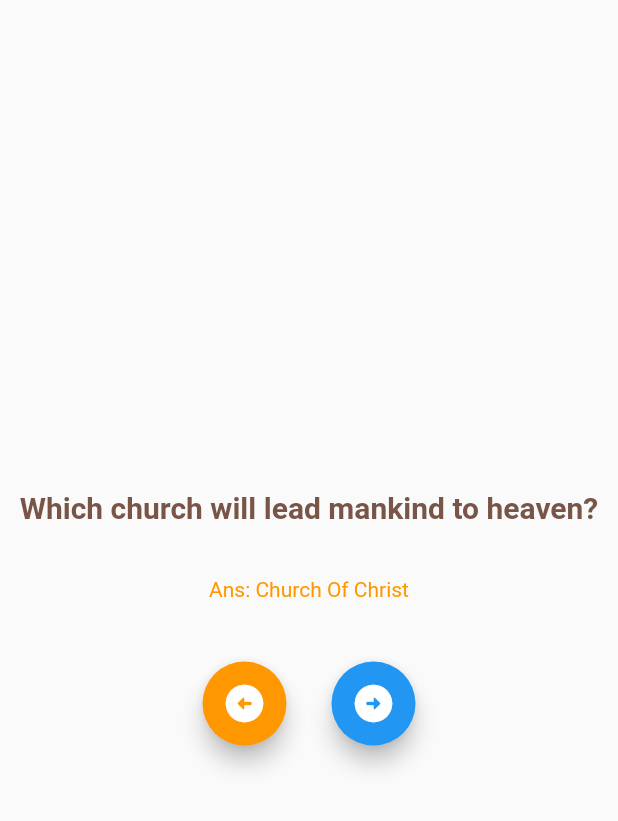
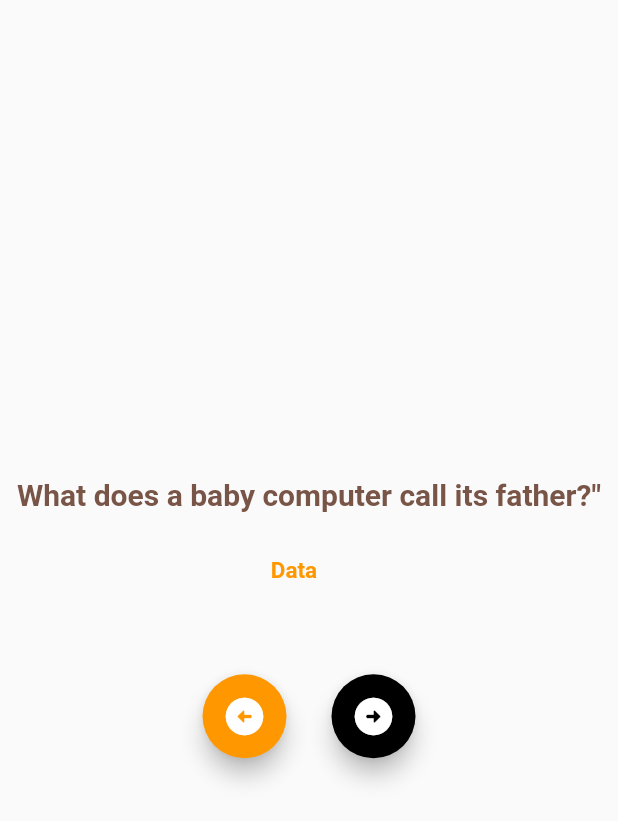
Before and after one commit to python-benedict/flutter-Jokes-App, a Flutter app: the screen it shows after launch, on a phone screen of 412 x 824 dp. Shown: the top 821 px of the screen. Run offline on Flutter 3.47's test engine with Material 2 defaults, Android fonts, the light colour scheme and no system bars.

Commit message:
changing state of work from stateless to statefull and letting the buttons work

```diff
--- a/lib/main.dart
+++ b/lib/main.dart
@@ -4,18 +4,56 @@ void main() {
   runApp(MyApp());
 }
 
-class MyApp extends StatelessWidget {
+class MyApp extends StatefulWidget {
+
+  @override
+  State<StatefulWidget> createState() {
+    return MyAppState();
+  }
+}
+
+class MyAppState extends State<MyApp> {
+  var jokes = [
+    {
+      'Question': 'What does a baby computer call its father?"',
+      'Answer': 'Data'
+    },
+    {
+      'Question': "What's a pencil with two erasers called?",
+      'Answer': 'Pencil'
+    },
+    {
+      'Question': 'Why is the calendar always scared?',
+      'Answer': 'Because its days are numbered'
+    },
+    {'Question': 'What do you call a fish with no eye', 'Answer': 'Fsh'},
+  ];
+
+  var jokesIndex = 0;
+
+  changeJokesIndex(String direction) {
+    if (direction == 'next') {
+      setState(() {
+        jokesIndex++;
+      });
+    } else if (direction == 'prev') {
+      setState(() {
+        jokesIndex--;
+      });
+    }
+  }
+
   Widget build(BuildContext context) {
     return MaterialApp(
       home: Scaffold(
-        body: Center(
+        body: (Center(
           child: Column(
             mainAxisAlignment: MainAxisAlignment.center,
             children: <Widget>[
               Container(
-                margin: EdgeInsets.fromLTRB(0, 0, 0, 25),
+                margin: EdgeInsets.fromLTRB(0, 0, 0, 30),
                 child: Text(
-                  "Which church will lead mankind to heaven?",
+                  jokes[jokesIndex]["Question"] as String,
                   style: TextStyle(
                     fontSize: 20,
                     color: Colors.brown,
@@ -24,42 +62,49 @@ class MyApp extends StatelessWidget {
                   textAlign: TextAlign.center,
                 ),
               ),
-
-
               Container(
-                margin: EdgeInsets.fromLTRB(0, 10, 0, 40),
-                child: Text("Ans: Church Of Christ",
+                margin: EdgeInsets.fromLTRB(0, 0, 20, 60),
+                child: Text(
+                  jokes[jokesIndex]["Answer"] as String,
                   style: TextStyle(
+                    fontSize: 15,
                     color: Colors.orange,
+                    fontWeight: FontWeight.bold,
+                  ),
+                  textAlign: TextAlign.center,
                 ),
               ),
-              ),
-
-
               Row(
                 mainAxisAlignment: MainAxisAlignment.center,
                 children: <Widget>[
-                  Container(
-                    margin: EdgeInsets.fromLTRB(0, 0, 30, 0),
-                    child: FloatingActionButton(onPressed: null,
+                  FloatingActionButton(
+                    onPressed: () {
+                      changeJokesIndex("prev");
+                    },
                     child: Icon(
                       Icons.arrow_circle_left_rounded,
                       size: 30,
                     ),
                     backgroundColor: Colors.orange,
                   ),
-                  ),
-                  FloatingActionButton(onPressed: null,
+                  Container(
+                    margin: EdgeInsets.fromLTRB(30, 0, 0, 0),
+                    child: FloatingActionButton(
+                      onPressed: () {
+                        changeJokesIndex("next");
+                      },
                       child: Icon(
                         Icons.arrow_circle_right_rounded,
                         size: 30,
                       ),
+                      backgroundColor: Colors.black,
                     ),
+                  )
                 ],
               )
             ],
           ),
-        ),
+        )),
       ),
     );
   }
```
Lines whose indentation alone changed are shown as unchanged.
